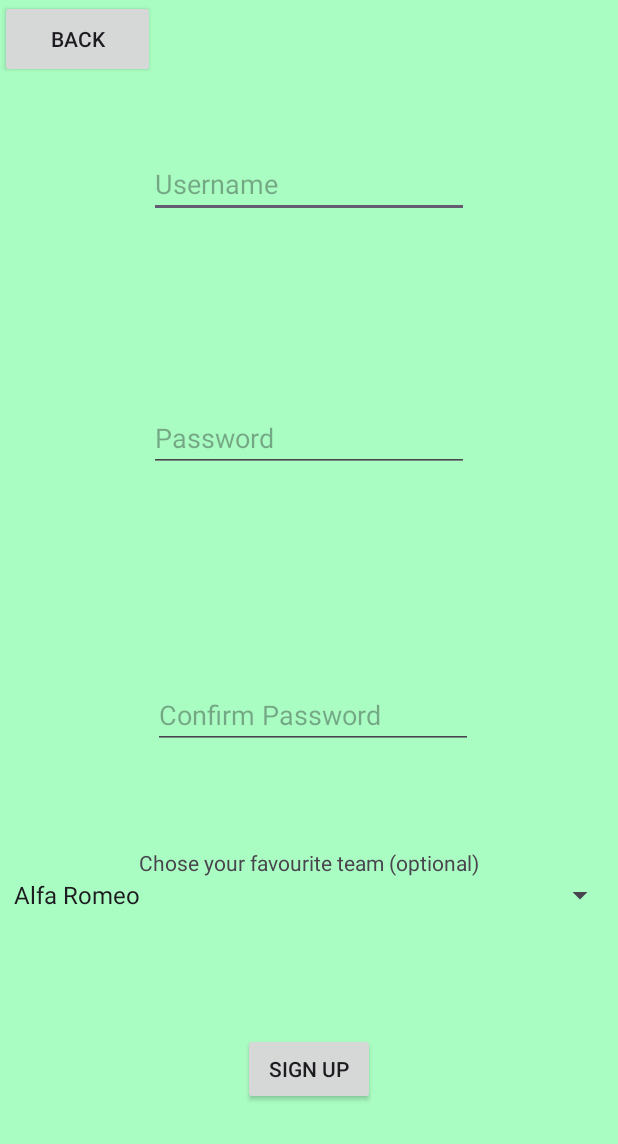
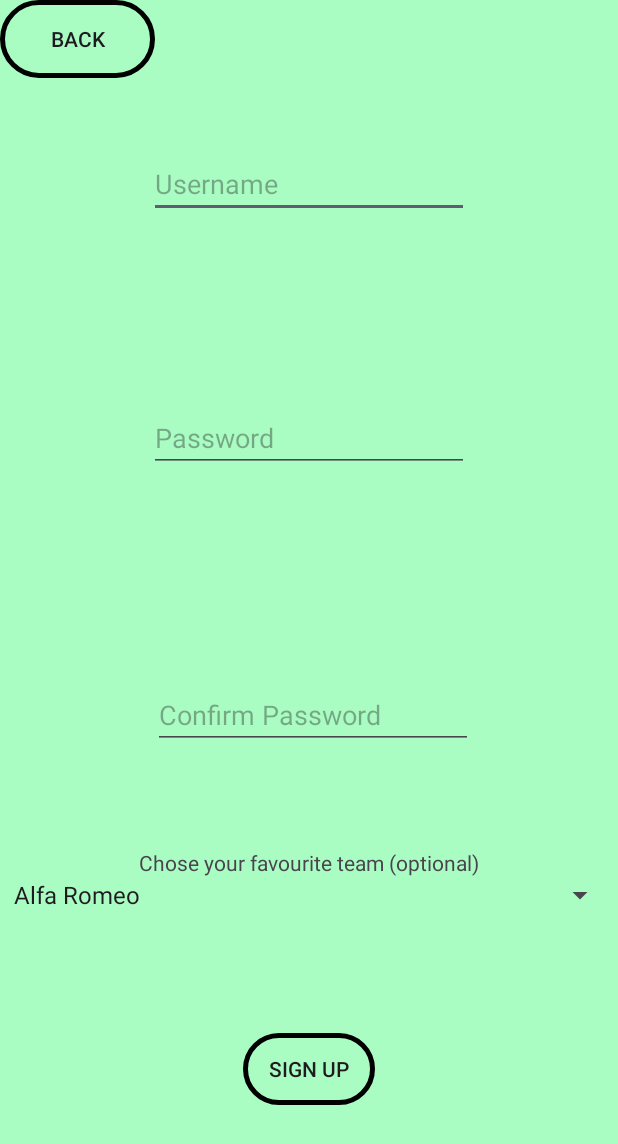
Before and after one commit to eyas1shal/Android2, an Android app: the screen it shows after launch (RegActivity), after a tap on "SIGN UP", on a phone screen of 412 x 824 dp. Shown: the top 1144 px of the screen. Run offline under Robolectric (Android 15) with nearby library versions, the phone set to English and light mode, and no system bars.

Commit message:
Styles commit

```diff
--- /dev/null
+++ b/app/src/main/res/drawable/bt_graid.xml
@@ -0,0 +1,11 @@
+<?xml version="1.0" encoding="utf-8"?>
+<shape xmlns:android="http://schemas.android.com/apk/res/android">
+<corners android:radius="30dp"/>
+<!--    <gradient-->
+<!--        android:angle="45"-->
+<!--        android:endColor="#EEFF00"-->
+<!--        android:startColor="#FF0000" />-->
+    <stroke
+        android:width="3dp"
+        android:color="#000000" />
+</shape>
--- a/app/src/main/res/layout/activity_drivers.xml
+++ b/app/src/main/res/layout/activity_drivers.xml
@@ -4,7 +4,7 @@
     xmlns:tools="http://schemas.android.com/tools"
     android:layout_width="match_parent"
     android:layout_height="match_parent"
-    android:background="#AAFDC2"
+    android:background="@color/colorPrimary"
     tools:context=".DriversActivity">
 
     <TextView
@@ -48,7 +48,7 @@
         <LinearLayout
             android:layout_width="match_parent"
             android:layout_height="match_parent"
-            android:background="#FF0000"
+            android:background="@color/red"
             android:orientation="vertical">
 
             <ImageView
@@ -79,7 +79,7 @@
         <LinearLayout
             android:layout_width="match_parent"
             android:layout_height="match_parent"
-            android:background="#EF0000"
+            android:background="@color/red"
             android:orientation="vertical">
 
             <ImageView
--- a/app/src/main/res/layout/activity_login.xml
+++ b/app/src/main/res/layout/activity_login.xml
@@ -4,7 +4,7 @@
     xmlns:tools="http://schemas.android.com/tools"
     android:layout_width="match_parent"
     android:layout_height="match_parent"
-    android:background="#AAFDC2"
+    android:background="@color/colorPrimary"
     tools:context=".LoginActivity">
 
 
@@ -41,6 +41,7 @@
         android:layout_height="66dp"
         android:layout_marginBottom="87dp"
         android:text="Log in"
+        android:background="@drawable/bt_graid"
         app:layout_constraintBottom_toBottomOf="parent"
         app:layout_constraintEnd_toEndOf="parent"
         app:layout_constraintHorizontal_bias="0.497"
@@ -54,6 +55,7 @@
         android:layout_height="66dp"
         android:layout_marginBottom="87dp"
         android:text="Sign up"
+        android:background="@drawable/bt_graid"
         app:layout_constraintBottom_toBottomOf="parent"
         app:layout_constraintEnd_toEndOf="parent"
         app:layout_constraintHorizontal_bias="0.497"
--- a/app/src/main/res/layout/activity_profile.xml
+++ b/app/src/main/res/layout/activity_profile.xml
@@ -4,7 +4,7 @@
     xmlns:tools="http://schemas.android.com/tools"
     android:layout_width="match_parent"
     android:layout_height="match_parent"
-    android:background="#AAFDC2"
+    android:background="@color/colorPrimary"
     tools:context=".ProfileActivity">
 
     <LinearLayout
@@ -63,6 +63,7 @@
                     android:textSize="20sp" />
 
                 <androidx.appcompat.widget.AppCompatButton
+                    android:background="@drawable/bt_graid"
                     android:id="@+id/newTeam"
                     android:layout_width="match_parent"
                     android:layout_height="wrap_content"
@@ -131,10 +132,12 @@
                 android:layout_width="wrap_content"
                 android:layout_height="match_parent"
                 android:layout_weight="1"
+                android:background="@drawable/bt_graid"
                 android:text="Rest Password" />
         </LinearLayout>
 
         <androidx.appcompat.widget.AppCompatButton
+            android:background="@drawable/bt_graid"
             android:id="@+id/logOut"
             android:layout_width="match_parent"
             android:layout_height="wrap_content"
--- a/app/src/main/res/layout/activity_race.xml
+++ b/app/src/main/res/layout/activity_race.xml
@@ -4,7 +4,7 @@
     xmlns:tools="http://schemas.android.com/tools"
     android:layout_width="match_parent"
     android:layout_height="match_parent"
-    android:background="#AAFDC2"
+    android:background="@color/colorPrimary"
     tools:context=".RaceActivity">
 
     <TextView
--- a/app/src/main/res/layout/activity_reg.xml
+++ b/app/src/main/res/layout/activity_reg.xml
@@ -4,7 +4,7 @@
     xmlns:tools="http://schemas.android.com/tools"
     android:layout_width="match_parent"
     android:layout_height="match_parent"
-    android:background="#AAFDC2"
+    android:background="@color/colorPrimary"
     tools:context=".RegActivity">
 
   <EditText
@@ -62,6 +62,7 @@
       android:layout_height="wrap_content"
       android:layout_marginBottom="87dp"
       android:text="Sign Up"
+      android:background="@drawable/bt_graid"
       app:layout_constraintBottom_toBottomOf="parent"
       app:layout_constraintEnd_toEndOf="parent"
       app:layout_constraintStart_toStartOf="parent" />
@@ -82,6 +83,7 @@
       android:layout_marginEnd="318dp"
       android:layout_marginBottom="425dp"
       android:text="Back"
+      android:background="@drawable/bt_graid"
       app:layout_constraintBottom_toTopOf="@+id/static0"
       app:layout_constraintEnd_toEndOf="parent"
       app:layout_constraintHorizontal_bias="0.0"
--- a/app/src/main/res/layout/activity_teams.xml
+++ b/app/src/main/res/layout/activity_teams.xml
@@ -4,7 +4,7 @@
     xmlns:tools="http://schemas.android.com/tools"
     android:layout_width="match_parent"
     android:layout_height="match_parent"
-    android:background="#AAFDC2"
+    android:background="@color/colorPrimary"
     tools:context=".TeamsActivity">
 
     <ListView
@@ -26,6 +26,7 @@
         app:layout_constraintTop_toTopOf="parent">
 
         <androidx.appcompat.widget.AppCompatButton
+            android:background="@drawable/bt_graid"
             android:id="@+id/Races"
             android:layout_width="wrap_content"
             android:layout_height="match_parent"
@@ -40,6 +41,7 @@
             app:srcCompat="@drawable/f1" />
 
         <ImageView
+            android:background="@drawable/imageclicked"
             android:id="@+id/profile1"
             android:layout_width="70dp"
             android:layout_height="match_parent"
--- a/app/src/main/res/layout/row.xml
+++ b/app/src/main/res/layout/row.xml
@@ -2,7 +2,9 @@
 <RelativeLayout xmlns:android="http://schemas.android.com/apk/res/android"
     xmlns:app="http://schemas.android.com/apk/res-auto"
     android:layout_width="match_parent"
-    android:layout_height="match_parent">
+    android:layout_height="match_parent"
+    android:background="@drawable/imageclicked"
+    >
 
     <RelativeLayout
         android:id="@+id/rl"
--- a/app/src/main/res/values/colors.xml
+++ b/app/src/main/res/values/colors.xml
@@ -2,4 +2,6 @@
 <resources>
     <color name="black">#FF000000</color>
     <color name="white">#FFFFFFFF</color>
+    <color name="colorPrimary">#AAFDC2</color>
+<color name="red" >#FF0000</color>
 </resources>
```
Also changed, not shown: app/src/main/res/drawable/imageclicked.xml (added, +8 -0 lines), app/src/main/res/layout/activity_main.xml (+5 -2 lines).
